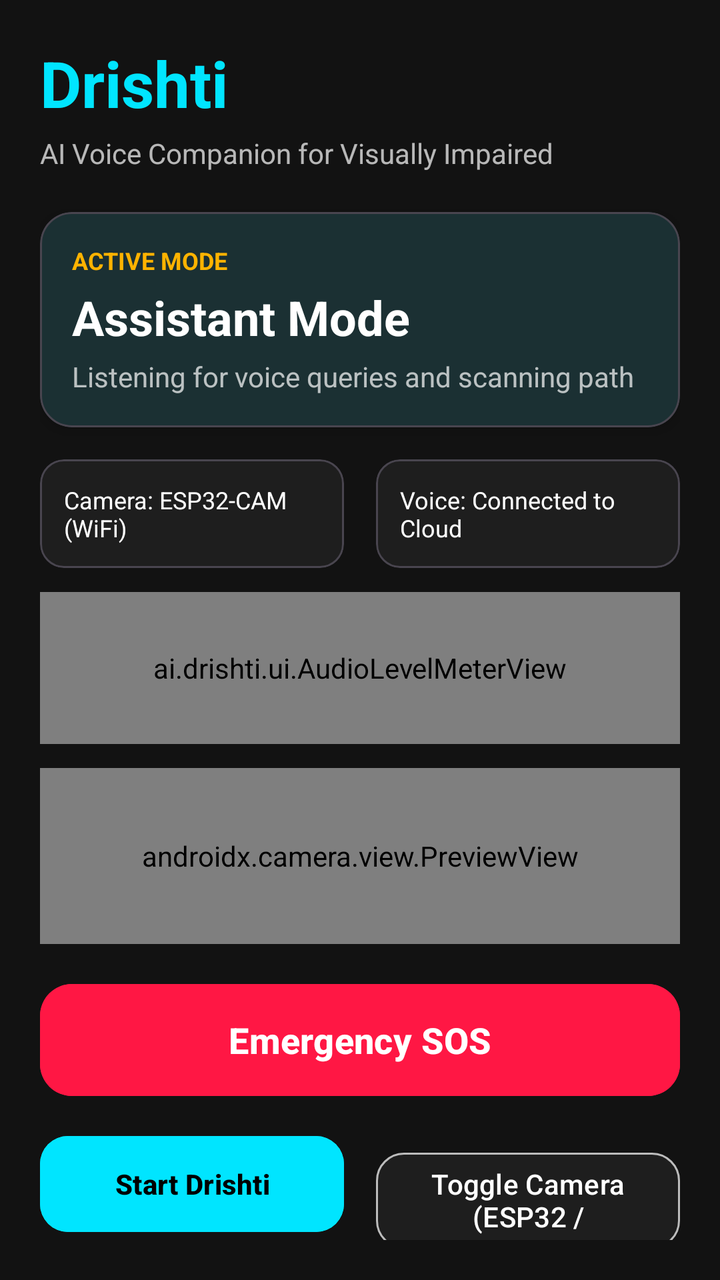
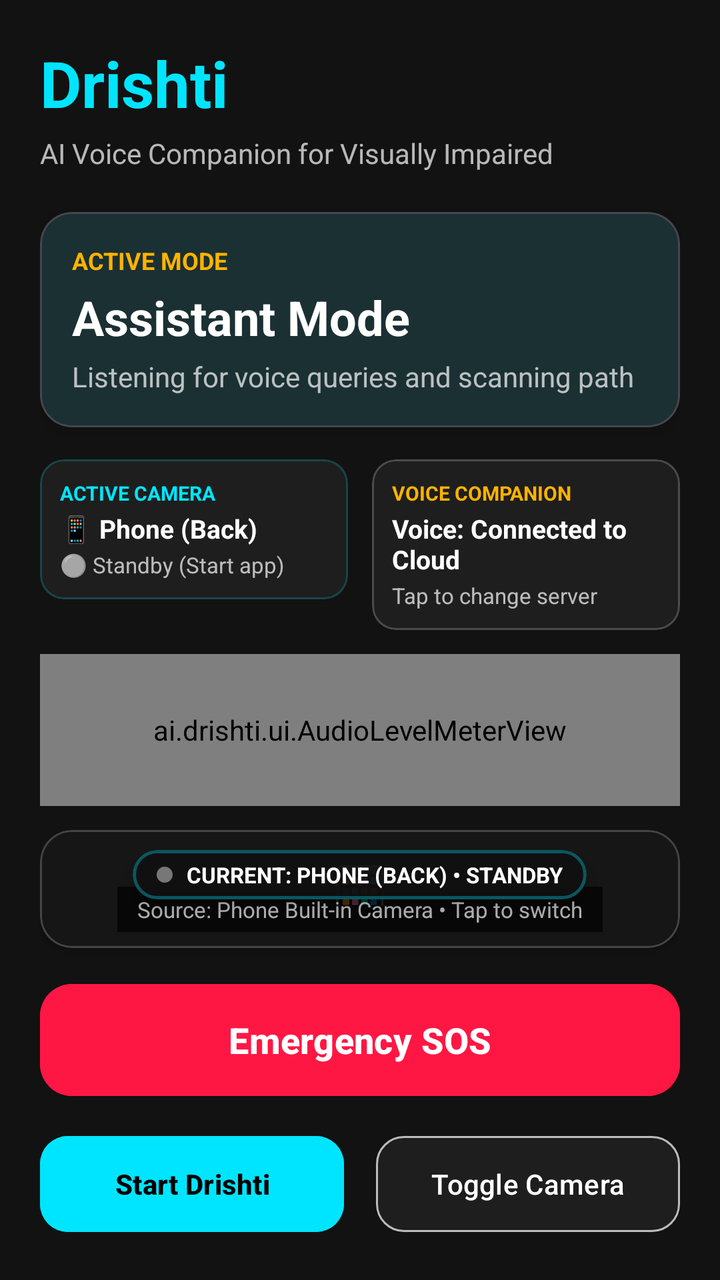

The first picture is an Android layout as it rendered before a commit; the second is the same layout after the commit. The layout source and the unified diff follow.
<!-- AndroidManifest.xml: application theme Theme.Drishti -->
<!-- res/layout/activity_main.xml -->
<?xml version="1.0" encoding="utf-8"?>
<androidx.constraintlayout.widget.ConstraintLayout xmlns:android="http://schemas.android.com/apk/res/android"
    xmlns:app="http://schemas.android.com/apk/res-auto"
    xmlns:tools="http://schemas.android.com/tools"
    android:layout_width="match_parent"
    android:layout_height="match_parent"
    android:background="@color/dark_background"
    android:padding="20dp">

    
    <TextView
        android:id="@+id/tvAppTitle"
        android:layout_width="wrap_content"
        android:layout_height="wrap_content"
        android:text="@string/app_name"
        android:textColor="@color/primary_accent"
        android:textSize="32sp"
        android:textStyle="bold"
        app:layout_constraintStart_toStartOf="parent"
        app:layout_constraintTop_toTopOf="parent" />

    <TextView
        android:id="@+id/tvAppSubtitle"
        android:layout_width="wrap_content"
        android:layout_height="wrap_content"
        android:layout_marginTop="4dp"
        android:text="@string/app_description"
        android:textColor="@color/text_medium_contrast"
        android:textSize="14sp"
        app:layout_constraintStart_toStartOf="parent"
        app:layout_constraintTop_toBottomOf="@id/tvAppTitle" />

    
    <com.google.android.material.card.MaterialCardView
        android:id="@+id/cardModeStatus"
        android:layout_width="match_parent"
        android:layout_height="wrap_content"
        android:layout_marginTop="20dp"
        app:cardBackgroundColor="@color/dark_surface"
        app:cardCornerRadius="16dp"
        app:cardElevation="4dp"
        app:layout_constraintTop_toBottomOf="@id/tvAppSubtitle">

        <LinearLayout
            android:layout_width="match_parent"
            android:layout_height="wrap_content"
            android:orientation="vertical"
            android:padding="16dp">

            <TextView
                android:layout_width="wrap_content"
                android:layout_height="wrap_content"
                android:text="ACTIVE MODE"
                android:textColor="@color/secondary_amber"
                android:textSize="12sp"
                android:textStyle="bold" />

            <TextView
                android:id="@+id/tvCurrentMode"
                android:layout_width="wrap_content"
                android:layout_height="wrap_content"
                android:layout_marginTop="4dp"
                android:text="@string/mode_assistant"
                android:textColor="@color/text_high_contrast"
                android:textSize="24sp"
                android:textStyle="bold" />

            <TextView
                android:id="@+id/tvModeDetail"
                android:layout_width="wrap_content"
                android:layout_height="wrap_content"
                android:layout_marginTop="4dp"
                android:text="Listening for voice queries and scanning path"
                android:textColor="@color/text_medium_contrast"
                android:textSize="14sp" />
        </LinearLayout>
    </com.google.android.material.card.MaterialCardView>

    
    <LinearLayout
        android:id="@+id/layoutIndicators"
        android:layout_width="match_parent"
        android:layout_height="wrap_content"
        android:layout_marginTop="16dp"
        android:orientation="horizontal"
        app:layout_constraintTop_toBottomOf="@id/cardModeStatus">

        <com.google.android.material.card.MaterialCardView
            android:layout_width="0dp"
            android:layout_height="wrap_content"
            android:layout_marginEnd="8dp"
            android:layout_weight="1"
            app:cardBackgroundColor="@color/dark_surface"
            app:cardCornerRadius="12dp">

            <TextView
                android:id="@+id/tvCameraStatus"
                android:layout_width="match_parent"
                android:layout_height="wrap_content"
                android:padding="12dp"
                android:text="@string/camera_status_esp32"
                android:textColor="@color/text_high_contrast"
                android:textSize="12sp" />
        </com.google.android.material.card.MaterialCardView>

        <com.google.android.material.card.MaterialCardView
            android:layout_width="0dp"
            android:layout_height="wrap_content"
            android:layout_marginStart="8dp"
            android:layout_weight="1"
            app:cardBackgroundColor="@color/dark_surface"
            app:cardCornerRadius="12dp">

            <TextView
                android:id="@+id/tvLiveKitStatus"
                android:layout_width="match_parent"
                android:layout_height="wrap_content"
                android:padding="12dp"
                android:text="@string/livekit_status_connected"
                android:textColor="@color/text_high_contrast"
                android:textSize="12sp" />
        </com.google.android.material.card.MaterialCardView>
    </LinearLayout>

    
    <ai.drishti.ui.AudioLevelMeterView
        android:id="@+id/viewAudioLevelMeter"
        android:layout_width="match_parent"
        android:layout_height="76dp"
        android:layout_marginTop="12dp"
        app:layout_constraintTop_toBottomOf="@id/layoutIndicators" />

    
    <androidx.camera.view.PreviewView
        android:id="@+id/viewCameraPreview"
        android:layout_width="match_parent"
        android:layout_height="0dp"
        android:layout_marginTop="12dp"
        android:layout_marginBottom="16dp"
        android:background="#222222"
        app:layout_constraintBottom_toTopOf="@id/btnEmergencySOS"
        app:layout_constraintTop_toBottomOf="@id/viewAudioLevelMeter" />

    
    <com.google.android.material.button.MaterialButton
        android:id="@+id/btnEmergencySOS"
        android:layout_width="match_parent"
        android:layout_height="64dp"
        android:layout_marginBottom="12dp"
        android:backgroundTint="@color/alert_red"
        android:text="@string/trigger_emergency"
        android:textColor="@color/white"
        android:textSize="18sp"
        android:textStyle="bold"
        app:cornerRadius="16dp"
        app:layout_constraintBottom_toTopOf="@id/layoutControls" />

    
    <LinearLayout
        android:id="@+id/layoutControls"
        android:layout_width="match_parent"
        android:layout_height="wrap_content"
        android:orientation="horizontal"
        app:layout_constraintBottom_toBottomOf="parent">

        <com.google.android.material.button.MaterialButton
            android:id="@+id/btnToggleService"
            android:layout_width="0dp"
            android:layout_height="56dp"
            android:layout_marginEnd="8dp"
            android:layout_weight="1"
            android:backgroundTint="@color/primary_accent"
            android:text="@string/start_service"
            android:textColor="@color/black"
            android:textStyle="bold"
            app:cornerRadius="14dp" />

        <com.google.android.material.button.MaterialButton
            android:id="@+id/btnSwitchCamera"
            android:layout_width="0dp"
            android:layout_height="56dp"
            android:layout_marginStart="8dp"
            android:layout_weight="1"
            android:backgroundTint="@color/dark_surface"
            android:text="@string/switch_camera"
            android:textColor="@color/text_high_contrast"
            app:cornerRadius="14dp"
            app:strokeColor="@color/text_medium_contrast"
            app:strokeWidth="1dp" />
    </LinearLayout>

</androidx.constraintlayout.widget.ConstraintLayout>
<!-- resources referenced by this layout -->
<resources>
  <color name="alert_red">#FFFF1744</color>
  <color name="black">#FF000000</color>
  <color name="dark_background">#FF121212</color>
  <color name="dark_surface">#FF1E1E1E</color>
  <color name="primary_accent">#FF00E5FF</color>
  <color name="secondary_amber">#FFFFB300</color>
  <color name="text_high_contrast">#FFFFFFFF</color>
  <color name="text_medium_contrast">#B3FFFFFF</color>
  <color name="white">#FFFFFFFF</color>
  <string name="app_description">AI Voice Companion for Visually Impaired</string>
  <string name="app_name">Drishti</string>
  <string name="camera_status_esp32">Camera: ESP32-CAM (WiFi)</string>
  <string name="livekit_status_connected">Voice: Connected to Cloud</string>
  <string name="mode_assistant">Assistant Mode</string>
  <string name="start_service">Start Drishti</string>
  <string name="switch_camera">Toggle Camera (ESP32 / Phone)</string>
  <string name="trigger_emergency">Emergency SOS</string>
  <style name="Theme.Drishti" parent="Theme.Material3.Dark.NoActionBar">
          <item name="colorPrimary">@color/primary_accent</item>
          <item name="colorSecondary">@color/secondary_amber</item>
          <item name="android:colorBackground">@color/dark_background</item>
          <item name="colorSurface">@color/dark_surface</item>
          <item name="colorError">@color/alert_red</item>
          <item name="android:textColorPrimary">@color/text_high_contrast</item>
          <item name="android:textColorSecondary">@color/text_medium_contrast</item>
          <item name="android:statusBarColor">@color/dark_background</item>
          <item name="android:navigationBarColor">@color/dark_background</item>
      </style>
</resources>

<!-- the commit's change to res/layout/activity_main.xml (unified diff, before → after) -->
@@ -85,40 +85,106 @@
         android:orientation="horizontal"
         app:layout_constraintTop_toBottomOf="@id/cardModeStatus">
 
+        
         <com.google.android.material.card.MaterialCardView
+            android:id="@+id/cardCameraStatus"
             android:layout_width="0dp"
             android:layout_height="wrap_content"
-            android:layout_marginEnd="8dp"
+            android:layout_marginEnd="6dp"
             android:layout_weight="1"
+            android:clickable="true"
+            android:focusable="true"
+            android:foreground="?android:attr/selectableItemBackground"
             app:cardBackgroundColor="@color/dark_surface"
-            app:cardCornerRadius="12dp">
-
-            <TextView
-                android:id="@+id/tvCameraStatus"
+            app:cardCornerRadius="12dp"
+            app:strokeColor="#3300E5FF"
+            app:strokeWidth="1dp">
+
+            <LinearLayout
                 android:layout_width="match_parent"
                 android:layout_height="wrap_content"
-                android:padding="12dp"
-                android:text="@string/camera_status_esp32"
-                android:textColor="@color/text_high_contrast"
-                android:textSize="12sp" />
+                android:orientation="vertical"
+                android:padding="10dp">
+
+                <TextView
+                    android:id="@+id/tvCameraTitle"
+                    android:layout_width="wrap_content"
+                    android:layout_height="wrap_content"
+                    android:text="ACTIVE CAMERA"
+                    android:textColor="@color/primary_accent"
+                    android:textSize="10sp"
+                    android:textStyle="bold" />
+
+                <TextView
+                    android:id="@+id/tvCameraStatus"
+                    android:layout_width="wrap_content"
+                    android:layout_height="wrap_content"
+                    android:layout_marginTop="2dp"
+                    android:text="@string/camera_status_phone_back"
+                    android:textColor="@color/text_high_contrast"
+                    android:textSize="13sp"
+                    android:textStyle="bold" />
+
+                <TextView
+                    android:id="@+id/tvCameraSubtext"
+                    android:layout_width="wrap_content"
+                    android:layout_height="wrap_content"
+                    android:layout_marginTop="2dp"
+                    android:text="@string/camera_subtext_inactive"
+                    android:textColor="@color/text_medium_contrast"
+                    android:textSize="11sp" />
+            </LinearLayout>
         </com.google.android.material.card.MaterialCardView>
 
+        
         <com.google.android.material.card.MaterialCardView
+            android:id="@+id/cardLiveKitStatus"
             android:layout_width="0dp"
             android:layout_height="wrap_content"
-            android:layout_marginStart="8dp"
+            android:layout_marginStart="6dp"
             android:layout_weight="1"
+            android:clickable="true"
+            android:focusable="true"
+            android:foreground="?android:attr/selectableItemBackground"
             app:cardBackgroundColor="@color/dark_surface"
-            app:cardCornerRadius="12dp">
-
-            <TextView
-                android:id="@+id/tvLiveKitStatus"
+            app:cardCornerRadius="12dp"
+            app:strokeColor="#33FFFFFF"
+            app:strokeWidth="1dp">
+
+            <LinearLayout
                 android:layout_width="match_parent"
                 android:layout_height="wrap_content"
-                android:padding="12dp"
-                android:text="@string/livekit_status_connected"
-                android:textColor="@color/text_high_contrast"
-                android:textSize="12sp" />
+                android:orientation="vertical"
+                android:padding="10dp">
+
+                <TextView
+                    android:id="@+id/tvLiveKitTitle"
+                    android:layout_width="wrap_content"
+                    android:layout_height="wrap_content"
+                    android:text="VOICE COMPANION"
+                    android:textColor="@color/secondary_amber"
+                    android:textSize="10sp"
+                    android:textStyle="bold" />
+
+                <TextView
+                    android:id="@+id/tvLiveKitStatus"
+                    android:layout_width="wrap_content"
+                    android:layout_height="wrap_content"
+                    android:layout_marginTop="2dp"
+                    android:text="@string/livekit_status_connected"
+                    android:textColor="@color/text_high_contrast"
+                    android:textSize="13sp"
+                    android:textStyle="bold" />
+
+                <TextView
+                    android:id="@+id/tvLiveKitSubtext"
+                    android:layout_width="wrap_content"
+                    android:layout_height="wrap_content"
+                    android:layout_marginTop="2dp"
+                    android:text="Tap to change server"
+                    android:textColor="@color/text_medium_contrast"
+                    android:textSize="11sp" />
+            </LinearLayout>
         </com.google.android.material.card.MaterialCardView>
     </LinearLayout>
 
@@ -131,15 +197,129 @@
         app:layout_constraintTop_toBottomOf="@id/layoutIndicators" />
 
     
-    <androidx.camera.view.PreviewView
-        android:id="@+id/viewCameraPreview"
+    <com.google.android.material.card.MaterialCardView
+        android:id="@+id/cardCameraViewport"
         android:layout_width="match_parent"
         android:layout_height="0dp"
         android:layout_marginTop="12dp"
-        android:layout_marginBottom="16dp"
-        android:background="#222222"
+        android:layout_marginBottom="14dp"
+        android:clickable="true"
+        android:focusable="true"
+        app:cardBackgroundColor="#161616"
+        app:cardCornerRadius="16dp"
+        app:cardElevation="2dp"
+        app:strokeColor="#33FFFFFF"
+        app:strokeWidth="1dp"
         app:layout_constraintBottom_toTopOf="@id/btnEmergencySOS"
-        app:layout_constraintTop_toBottomOf="@id/viewAudioLevelMeter" />
+        app:layout_constraintTop_toBottomOf="@id/viewAudioLevelMeter">
+
+        <FrameLayout
+            android:layout_width="match_parent"
+            android:layout_height="match_parent">
+
+            
+            <ImageView
+                android:id="@+id/ivCameraPreview"
+                android:layout_width="match_parent"
+                android:layout_height="match_parent"
+                android:scaleType="centerCrop"
+                android:contentDescription="Live Camera Feed"
+                android:visibility="gone" />
+
+            
+            <LinearLayout
+                android:id="@+id/layoutCameraPlaceholder"
+                android:layout_width="match_parent"
+                android:layout_height="match_parent"
+                android:gravity="center"
+                android:orientation="vertical"
+                android:padding="16dp">
+
+                <TextView
+                    android:id="@+id/tvPlaceholderIcon"
+                    android:layout_width="wrap_content"
+                    android:layout_height="wrap_content"
+                    android:text="📱"
+                    android:textSize="40sp" />
+
+                <TextView
+                    android:id="@+id/tvPlaceholderTitle"
+                    android:layout_width="wrap_content"
+                    android:layout_height="wrap_content"
+                    android:layout_marginTop="6dp"
+                    android:text="Camera Standby"
+                    android:textColor="@color/text_high_contrast"
+                    android:textSize="15sp"
+                    android:textStyle="bold" />
+
+                <TextView
+                    android:id="@+id/tvPlaceholderDetail"
+                    android:layout_width="wrap_content"
+                    android:layout_height="wrap_content"
+                    android:layout_marginTop="4dp"
+                    android:text="Tap 'Start Drishti' below to start live vision"
+                    android:textColor="@color/text_medium_contrast"
+                    android:textSize="12sp"
+                    android:gravity="center" />
+            </LinearLayout>
+
+            
+            <com.google.android.material.card.MaterialCardView
+                android:id="@+id/cardPreviewBadge"
+                android:layout_width="wrap_content"
+                android:layout_height="wrap_content"
+                android:layout_gravity="top|center_horizontal"
+                android:layout_marginTop="10dp"
+                app:cardBackgroundColor="#E6101010"
+                app:cardCornerRadius="16dp"
+                app:cardElevation="6dp"
+                app:strokeColor="#5500E5FF"
+                app:strokeWidth="1.5dp">
+
+                <LinearLayout
+                    android:layout_width="wrap_content"
+                    android:layout_height="wrap_content"
+                    android:gravity="center_vertical"
+                    android:orientation="horizontal"
+                    android:paddingHorizontal="12dp"
+                    android:paddingVertical="5dp">
+
+                    
+                    <View
+                        android:id="@+id/viewLiveIndicatorDot"
+                        android:layout_width="8dp"
+                        android:layout_height="8dp"
+                        android:layout_marginEnd="7dp"
+                        android:background="@drawable/indicator_dot_gray" />
+
+                    
+                    <TextView
+                        android:id="@+id/tvLiveCameraBadge"
+                        android:layout_width="wrap_content"
+                        android:layout_height="wrap_content"
+                        android:text="CURRENT: PHONE (BACK) • STANDBY"
+                        android:textColor="@color/white"
+                        android:textSize="11sp"
+                        android:textStyle="bold" />
+                </LinearLayout>
+            </com.google.android.material.card.MaterialCardView>
+
+            
+            <TextView
+                android:id="@+id/tvPreviewSourceInfo"
+                android:layout_width="wrap_content"
+                android:layout_height="wrap_content"
+                android:layout_gravity="bottom|center_horizontal"
+                android:layout_marginBottom="8dp"
+                android:background="#B3000000"
+                android:paddingHorizontal="10dp"
+                android:paddingVertical="4dp"
+                android:text="Source: Phone Built-in Camera • Tap to switch"
+                android:textColor="@color/text_medium_contrast"
+                android:textSize="11sp" />
+
+        </FrameLayout>
+    </com.google.android.material.card.MaterialCardView>
 
     
     <com.google.android.material.button.MaterialButton
<!-- resource entries referenced after the edit -->
@@ -9,13 +9,23 @@
   <color name="text_high_contrast">#FFFFFFFF</color>
   <color name="text_medium_contrast">#B3FFFFFF</color>
   <color name="white">#FFFFFFFF</color>
+  <!-- drawable indicator_dot_gray (drawable) -->
+  <?xml version="1.0" encoding="utf-8"?>
+  <shape xmlns:android="http://schemas.android.com/apk/res/android"
+      android:shape="oval">
+      <solid android:color="#777777" />
+      <size
+          android:width="10dp"
+          android:height="10dp" />
+  </shape>
   <string name="app_description">AI Voice Companion for Visually Impaired</string>
   <string name="app_name">Drishti</string>
-  <string name="camera_status_esp32">Camera: ESP32-CAM (WiFi)</string>
+  <string name="camera_status_phone_back">📱 Phone (Back)</string>
+  <string name="camera_subtext_inactive">⚪ Standby (Start app)</string>
   <string name="livekit_status_connected">Voice: Connected to Cloud</string>
   <string name="mode_assistant">Assistant Mode</string>
   <string name="start_service">Start Drishti</string>
-  <string name="switch_camera">Toggle Camera (ESP32 / Phone)</string>
+  <string name="switch_camera">Toggle Camera</string>
   <string name="trigger_emergency">Emergency SOS</string>
   <style name="Theme.Drishti" parent="Theme.Material3.Dark.NoActionBar">
           <item name="colorPrimary">@color/primary_accent</item>
